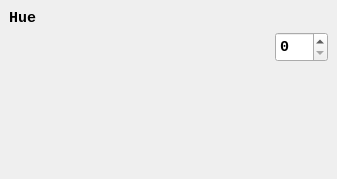
The window that Views/sliders.ui (mortalis13/Qt-Color-Picker-Qt) describes before a commit, drawn with Qt 5.
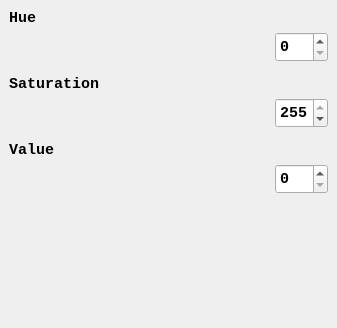
The same window after the commit. Custom widgets are drawn as their Qt base class.

Commit message: saturation slider panel

Diff of the .ui file:
```diff
--- a/Views/sliders.ui
+++ b/Views/sliders.ui
@@ -7,7 +7,7 @@
     <x>0</x>
     <y>0</y>
     <width>337</width>
-    <height>179</height>
+    <height>328</height>
    </rect>
   </property>
   <property name="windowTitle">
@@ -15,6 +15,9 @@
   </property>
   <widget class="QWidget" name="centralwidget">
    <layout class="QVBoxLayout" name="verticalLayout">
+    <property name="spacing">
+     <number>10</number>
+    </property>
     <item>
      <widget class="QWidget" name="pHue" native="true">
       <layout class="QGridLayout" name="gridLayout">
@@ -88,6 +91,155 @@
       </layout>
      </widget>
     </item>
+    <item>
+     <widget class="QWidget" name="pSaturation" native="true">
+      <layout class="QGridLayout" name="gridLayout_2">
+       <property name="leftMargin">
+        <number>0</number>
+       </property>
+       <property name="topMargin">
+        <number>0</number>
+       </property>
+       <property name="rightMargin">
+        <number>0</number>
+       </property>
+       <property name="bottomMargin">
+        <number>0</number>
+       </property>
+       <property name="verticalSpacing">
+        <number>2</number>
+       </property>
+       <item row="0" column="0">
+        <widget class="QLabel" name="lSaturation">
+         <property name="font">
+          <font>
+           <family>Consolas</family>
+           <pointsize>11</pointsize>
+           <weight>75</weight>
+           <bold>true</bold>
+          </font>
+         </property>
+         <property name="text">
+          <string>Saturation</string>
+         </property>
+        </widget>
+       </item>
+       <item row="1" column="0">
+        <widget class="SSlider" name="sSlider" native="true">
+         <property name="sizePolicy">
+          <sizepolicy hsizetype="MinimumExpanding" vsizetype="Fixed">
+           <horstretch>0</horstretch>
+           <verstretch>0</verstretch>
+          </sizepolicy>
+         </property>
+         <property name="minimumSize">
+          <size>
+           <width>260</width>
+           <height>36</height>
+          </size>
+         </property>
+        </widget>
+       </item>
+       <item row="1" column="1">
+        <widget class="QSpinBox" name="spSaturation">
+         <property name="minimumSize">
+          <size>
+           <width>53</width>
+           <height>30</height>
+          </size>
+         </property>
+         <property name="font">
+          <font>
+           <family>Consolas</family>
+           <pointsize>11</pointsize>
+           <weight>75</weight>
+           <bold>true</bold>
+          </font>
+         </property>
+         <property name="maximum">
+          <number>255</number>
+         </property>
+         <property name="value">
+          <number>255</number>
+         </property>
+        </widget>
+       </item>
+      </layout>
+     </widget>
+    </item>
+    <item>
+     <widget class="QWidget" name="pHue_3" native="true">
+      <layout class="QGridLayout" name="gridLayout_3">
+       <property name="leftMargin">
+        <number>0</number>
+       </property>
+       <property name="topMargin">
+        <number>0</number>
+       </property>
+       <property name="rightMargin">
+        <number>0</number>
+       </property>
+       <property name="bottomMargin">
+        <number>0</number>
+       </property>
+       <property name="verticalSpacing">
+        <number>2</number>
+       </property>
+       <item row="0" column="0">
+        <widget class="QLabel" name="lHue_3">
+         <property name="font">
+          <font>
+           <family>Consolas</family>
+           <pointsize>11</pointsize>
+           <weight>75</weight>
+           <bold>true</bold>
+          </font>
+         </property>
+         <property name="text">
+          <string>Value</string>
+         </property>
+        </widget>
+       </item>
+       <item row="1" column="0">
+        <widget class="HSlider" name="hSlider_3" native="true">
+         <property name="sizePolicy">
+          <sizepolicy hsizetype="MinimumExpanding" vsizetype="Fixed">
+           <horstretch>0</horstretch>
+           <verstretch>0</verstretch>
+          </sizepolicy>
+         </property>
+         <property name="minimumSize">
+          <size>
+           <width>260</width>
+           <height>36</height>
+          </size>
+         </property>
+        </widget>
+       </item>
+       <item row="1" column="1">
+        <widget class="QSpinBox" name="spHue_3">
+         <property name="minimumSize">
+          <size>
+           <width>53</width>
+           <height>30</height>
+          </size>
+         </property>
+         <property name="font">
+          <font>
+           <family>Consolas</family>
+           <pointsize>11</pointsize>
+           <weight>75</weight>
+           <bold>true</bold>
+          </font>
+         </property>
+         <property name="maximum">
+          <number>360</number>
+         </property>
+        </widget>
+       </item>
+      </layout>
+     </widget>
+    </item>
     <item>
      <spacer name="verticalSpacer">
       <property name="orientation">
@@ -111,6 +263,12 @@
    <header>Widgets\Sliders\hslider.h</header>
    <container>1</container>
   </customwidget>
+  <customwidget>
+   <class>SSlider</class>
+   <extends>QWidget</extends>
+   <header>Widgets\Sliders\sslider.h</header>
+   <container>1</container>
+  </customwidget>
  </customwidgets>
  <resources/>
  <connections/>
```
The commit also changes 11 other files.
